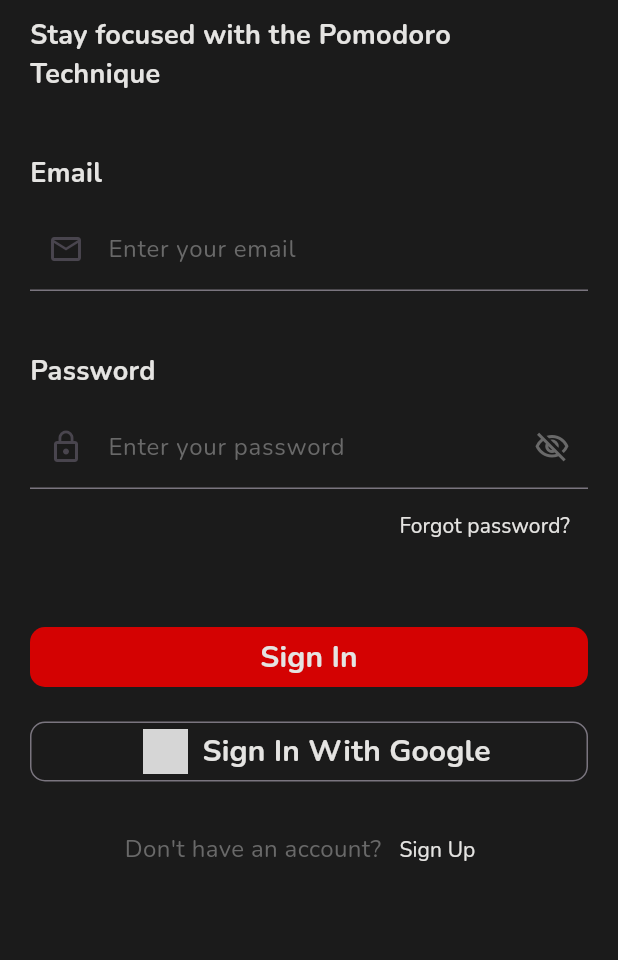
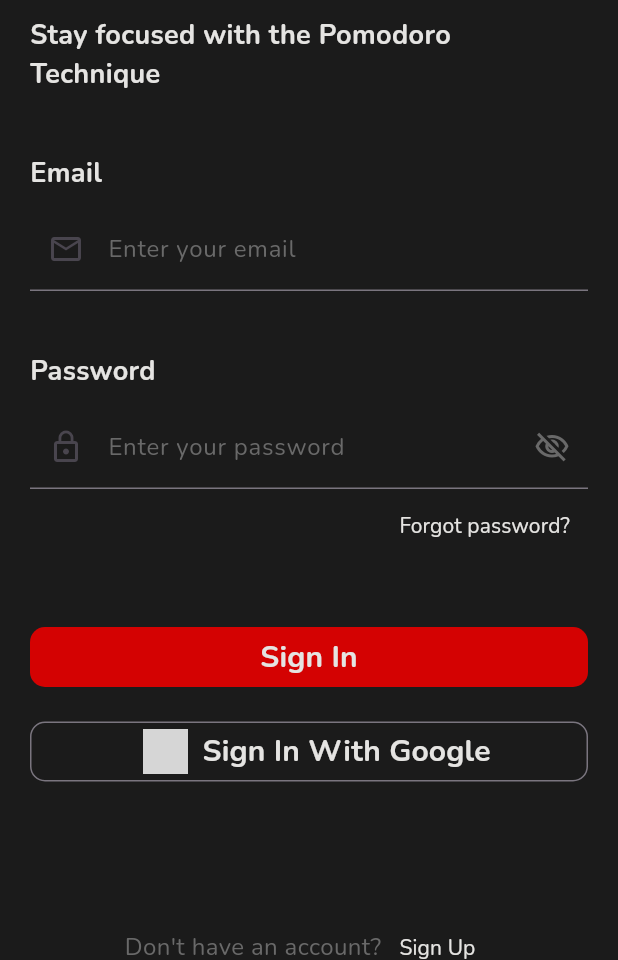
Before and after one commit to hpzynha/pomodero_app, a Flutter app: the screen it shows after launch, on a phone screen of 412 x 824 dp, the part 276-1236 px from its top. Run offline on Flutter 3.47's test engine with Material 3 defaults, Android fonts, the light colour scheme and no system bars; our stand-ins replace animated_splash_screen, flutter_svg, google_fonts, page_transition; network calls fail; grey boxes are pictures that could not be loaded.

Commit message:
fixing padding

```diff
--- a/lib/pages/sign_in_page.dart
+++ b/lib/pages/sign_in_page.dart
@@ -21,7 +21,8 @@
   Widget build(BuildContext context) {
     return Scaffold(
       backgroundColor: backgoundColorDarkMode,
-      body: Padding(
+      body: SingleChildScrollView(
+        child: Padding(
           padding: const EdgeInsets.symmetric(
             vertical: 50,
             horizontal: 20,
@@ -70,8 +71,8 @@
               primaryButton(onPress: () {}, title: 'Sign In'),
               const SizedBox(height: 15),
               connectWithButton(onPress: () {}, title: 'Sign In With Google'),
-            Expanded(
-              child: Align(
+              SizedBox(height: MediaQuery.of(context).size.height * 0.1),
+              Align(
                 alignment: Alignment.bottomCenter,
                 child: Column(
                   mainAxisAlignment: MainAxisAlignment.end,
@@ -92,8 +93,8 @@
                   ],
                 ),
               ),
+            ],
           ),
-          ],
         ),
       ),
     );
```
Also changed, not shown: lib/pages/sign_up_page.dart (added, +18 -0 lines). Lines whose indentation alone changed are shown as unchanged.
